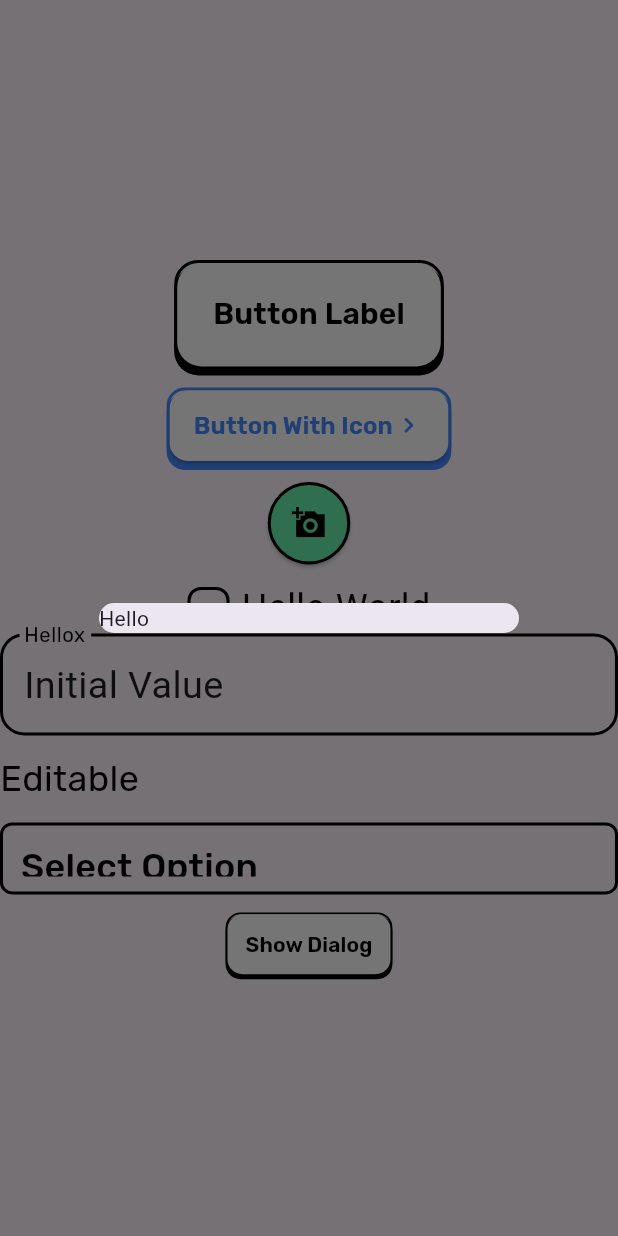
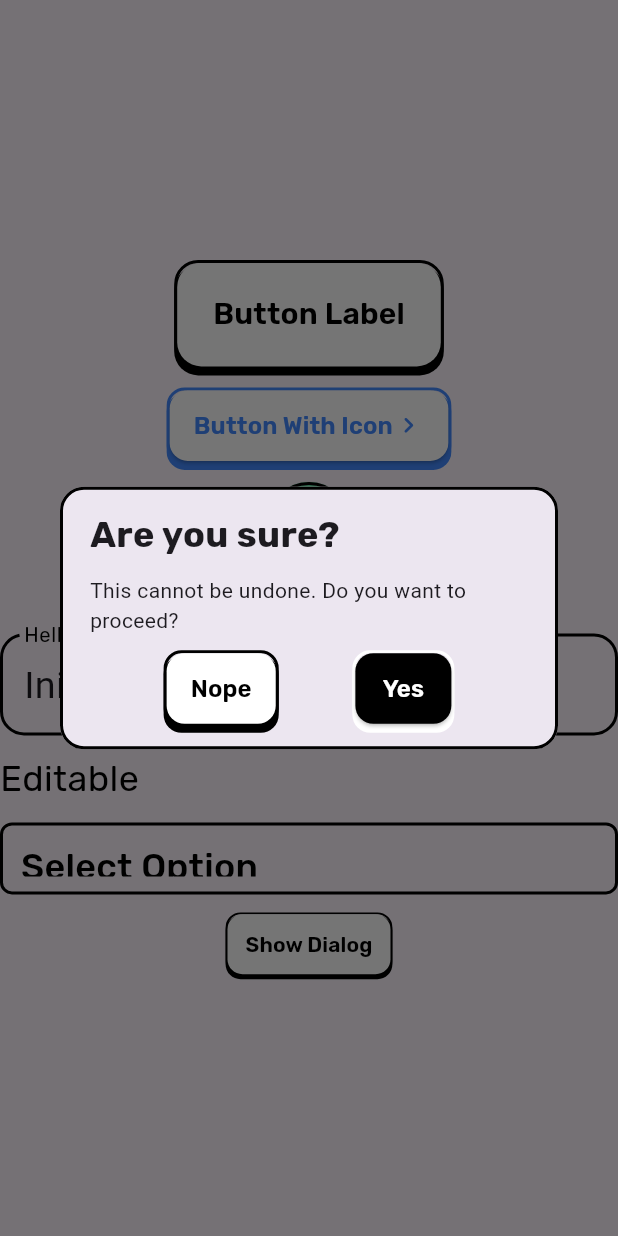
Before and after one commit to jnthn223/paper-ui, a Flutter app: the screen it shows after launch, after a tap on the "remove" icon, after a tap on "Show Dialog", on a phone screen of 412 x 824 dp. Run offline on Flutter 3.47's test engine with Material 3 defaults, Android fonts, the phone set to English and light mode, and no system bars; our stand-ins replace google_fonts.

Commit message:
Alert layout

```diff
--- a/paper_ui/lib/components/feedback/alert.dart
+++ b/paper_ui/lib/components/feedback/alert.dart
@@ -1,5 +1,7 @@
 import 'package:flutter/material.dart';
+import 'package:google_fonts/google_fonts.dart';
 import 'package:paper_ui/components/forms/button.dart';
+import 'package:paper_ui/constants/sizes.dart';
 
 class Alert extends StatelessWidget {
   const Alert({super.key});
@@ -7,8 +9,48 @@ class Alert extends StatelessWidget {
   @override
   Widget build(BuildContext context) {
     return Dialog(
-      // use flutter's dialog
-      child: Text("Hello"),
+      shape: RoundedRectangleBorder(
+          borderRadius: BorderRadius.all(Radius.circular(16)),
+          side: BorderSide(color: Colors.black, width: 2)),
+      child: Padding(
+        padding: EdgeInsets.symmetric(
+          horizontal: 20,
+          vertical: 15,
+        ),
+        child: Column(
+          mainAxisAlignment: MainAxisAlignment.spaceBetween,
+          crossAxisAlignment: CrossAxisAlignment.start,
+          mainAxisSize: MainAxisSize.min,
+          children: [
+            Text(
+              "Are you sure?",
+              style: GoogleFonts.rubik(
+                  fontSize: getFontSize(Sizes.x2l),
+                  fontWeight: FontWeight.bold),
+            ),
+            SizedBox(height: 10),
+            Text("This cannot be undone. Do you want to proceed?"),
+            SizedBox(height: 10),
+            Row(
+              mainAxisAlignment: MainAxisAlignment.spaceEvenly,
+              children: [
+                Button(
+                  onPressed: () {},
+                  text: "Nope",
+                  size: Sizes.md,
+                ),
+                Button(
+                  onPressed: () {},
+                  text: "Yes",
+                  bgColor: Colors.black,
+                  color: Colors.white,
+                  size: Sizes.md,
+                ),
+              ],
+            ),
+          ],
+        ),
+      ),
     );
   }
 }
```
